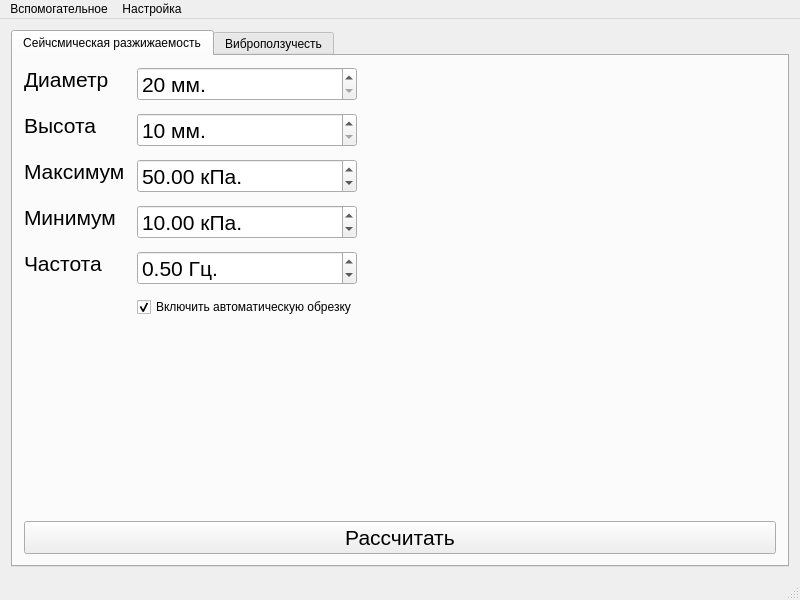
The window that mainwindow.ui (geodryaev/LigaVibroLab) describes before a commit, drawn with Qt 5.
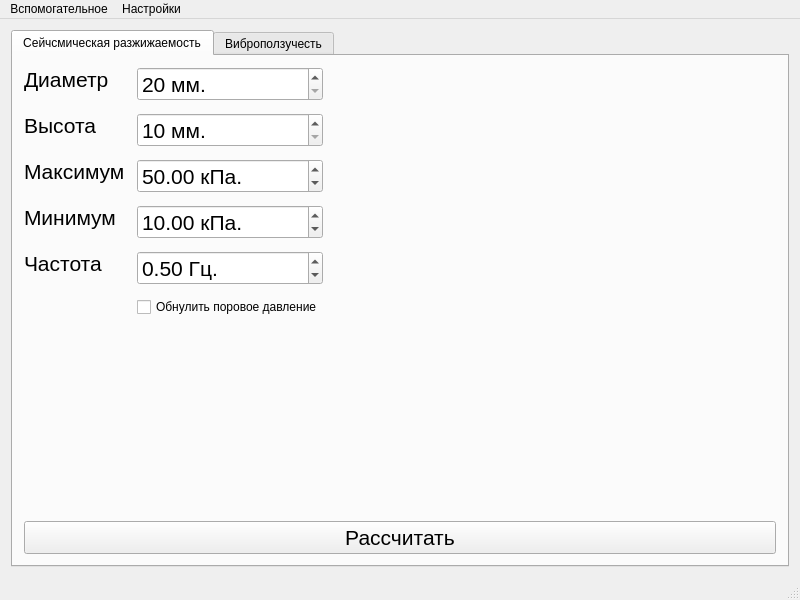
The same window after the commit. Icons and pictures are not drawn.

```diff
--- a/mainwindow.ui
+++ b/mainwindow.ui
@@ -246,11 +246,14 @@
             <item row="5" column="1">
              <widget class="QCheckBox" name="checkBox_2">
               <property name="text">
-               <string>Включить автоматическую обрезку</string>
+               <string>Обнулить поровое давление</string>
               </property>
-              <property name="checked">
+              <property name="checkable">
                <bool>true</bool>
               </property>
+              <property name="checked">
+               <bool>false</bool>
+              </property>
               <property name="tristate">
                <bool>false</bool>
               </property>
@@ -704,7 +707,7 @@
    </widget>
    <widget class="QMenu" name="menu_2">
     <property name="title">
-     <string>Настройка</string>
+     <string>Настройки</string>
     </property>
     <addaction name="action_2"/>
    </widget>
```
Left out of the diff: 4 changed lines with no effect on the pictures.
